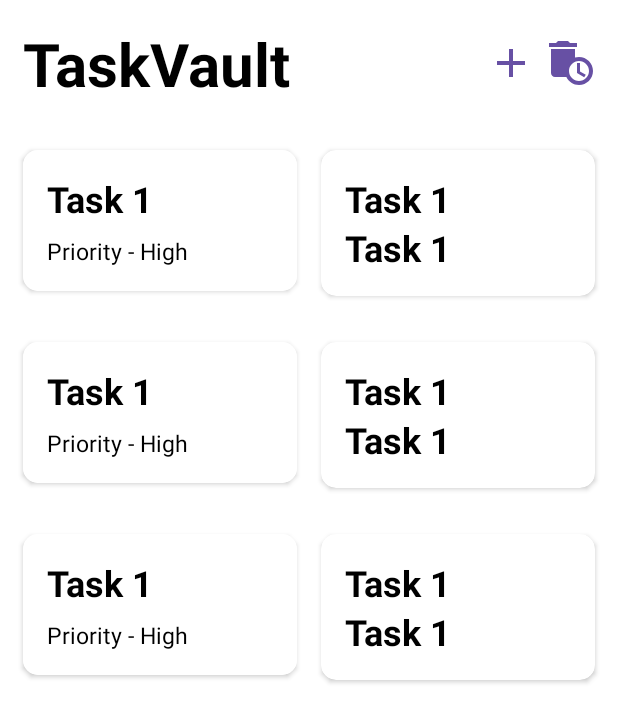
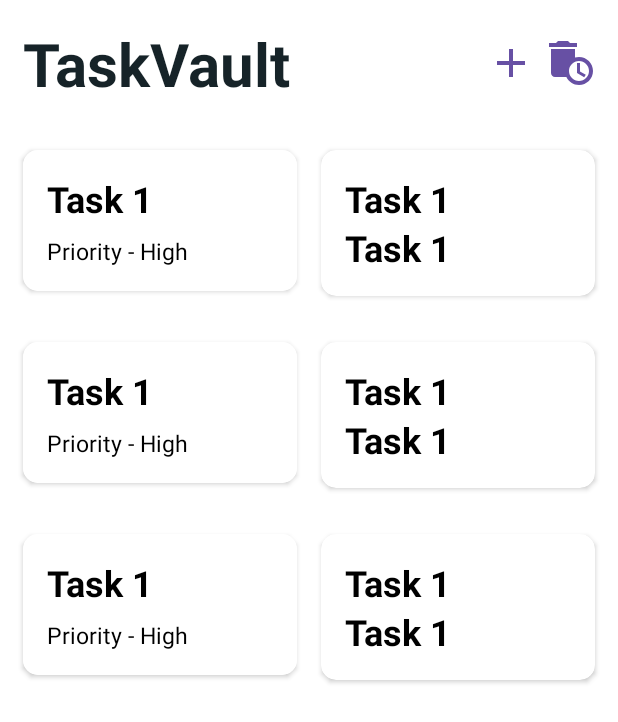
Before and after one commit to Tharusha200219/Task_Management_Application_Year_2_Sem_2, an Android app: the layout activity_main.xml on its own in the app's theme, with its tools: preview values and no code run, on a phone screen of 412 x 824 dp. Shown: the top 722 px of the screen. Run offline under Robolectric (Android 15) with nearby library versions, the phone set to English and light mode, and no system bars; Roboto replaces fonts that are not available here.

Commit message:
some update

```diff
--- a/app/src/main/res/drawable/baseline_add_24.xml
+++ b/app/src/main/res/drawable/baseline_add_24.xml
@@ -3,6 +3,6 @@
     android:viewportWidth="24"
     android:viewportHeight="24"
     xmlns:android="http://schemas.android.com/apk/res/android">
-    <path android:fillColor="@android:color/white"
+    <path android:fillColor="#3FC060"
         android:pathData="M19,13h-6v6h-2v-6H5v-2h6V5h2v6h6v2z"/>
 </vector>
--- a/app/src/main/res/layout/activity_main.xml
+++ b/app/src/main/res/layout/activity_main.xml
@@ -21,7 +21,7 @@
             android:layout_weight="1"
             android:fontFamily="sans-serif"
             android:text="TaskVault"
-            android:textColor="@color/black"
+            android:textColor="@color/ubergreen"
             android:textStyle="bold"
             android:textSize="40sp" />
 
--- a/app/src/main/res/values/colors.xml
+++ b/app/src/main/res/values/colors.xml
@@ -7,4 +7,5 @@
     <color name="teal_700">#FF018786</color>
     <color name="black">#FF000000</color>
     <color name="white">#FFFFFFFF</color>
+    <color name="ubergreen">#162328</color>
 </resources>
```
